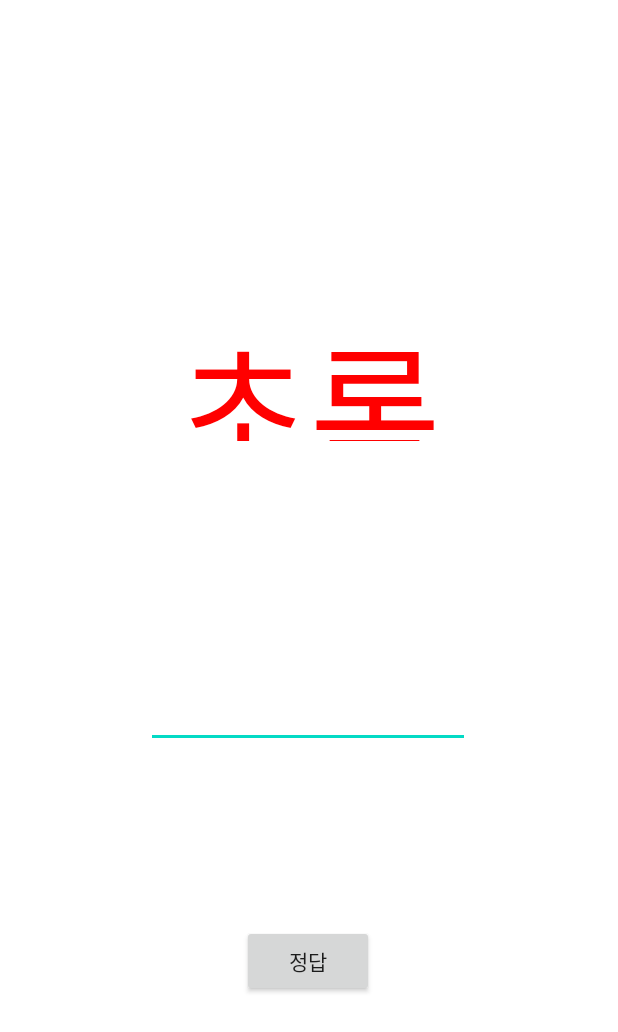
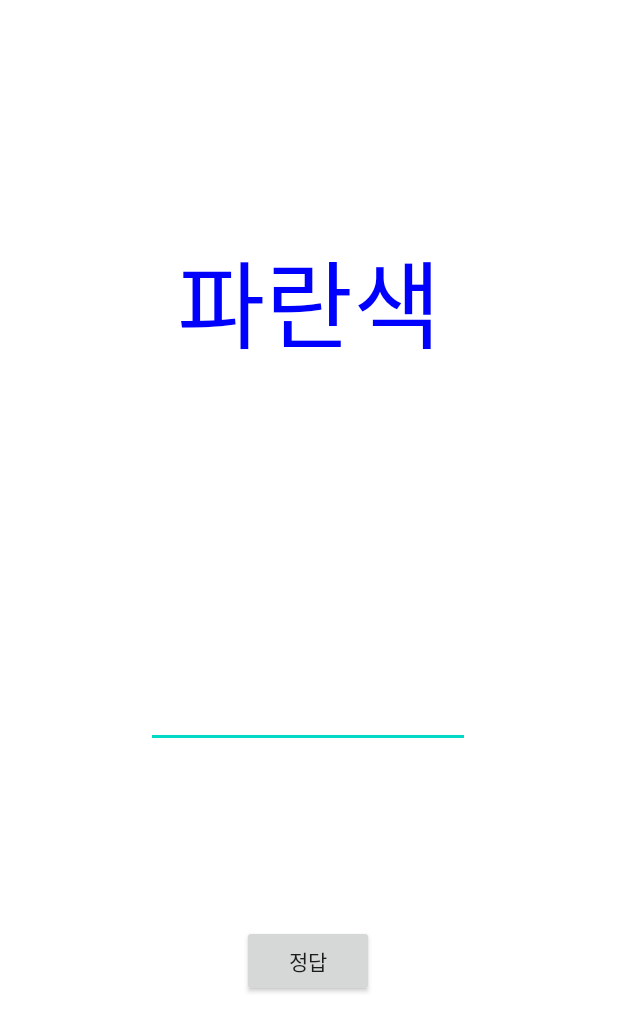
Before and after one commit to chldudtj1111/Brain3, an Android app: the Game screen opened directly, with no data from a screen before it, after a tap on "정답", on a phone screen of 412 x 824 dp. Shown: the top 1032 px of the screen. Run offline under Robolectric (Android 15) with nearby library versions, the phone set to English and light mode, and no system bars.

Commit message:
Game 끝..?

```diff
--- a/app/build.gradle
+++ b/app/build.gradle
@@ -8,7 +8,7 @@ android {
 
     defaultConfig {
         applicationId "com.example.brain3"
-        minSdkVersion 17
+        minSdkVersion 28
         targetSdkVersion 30
         versionCode 1
         versionName "1.0"
--- a/app/src/main/AndroidManifest.xml
+++ b/app/src/main/AndroidManifest.xml
@@ -34,5 +34,5 @@
     <uses-feature android:name="android.hardware.sensor.stepdetector" />
     <uses-permission android:name="android.permission.ACTIVITY_RECOGNITION"/>
     <uses-permission android:name="android.permission.VIBRATE"/>
-
+    <uses-sdk android:minSdkVersion="28"/>
 </manifest>
--- a/app/src/main/java/com/example/brain3/event/Game.java
+++ b/app/src/main/java/com/example/brain3/event/Game.java
@@ -8,6 +8,7 @@ import android.media.RingtoneManager;
 import android.net.Uri;
 import android.os.Build;
 import android.os.Bundle;
+import android.text.TextUtils;
 import android.view.View;
 import android.view.WindowManager;
 import android.widget.EditText;
@@ -18,6 +19,8 @@ import androidx.annotation.RequiresApi;
 import com.example.brain3.R;
 import com.example.brain3.ui.sendSMS;
 
+import java.util.Random;
+
 public class Game extends Activity {
     public String[] text1 = {"빨간색", "주황색", "노란색", "초록색", "파란색", "남색", "보라색"};
     public String[] text2 = {"red", "orange", "yellow", "green", "blue", "navy", "purple"};
@@ -26,26 +29,31 @@ public class Game extends Activity {
     public TextView text;
     public Uri notification;
     public Ringtone ringtone;
+    public Random ran;
+    public int count = 0;
     @RequiresApi(api = Build.VERSION_CODES.P)
     @Override
     protected void onCreate(Bundle savedInstanceState) {
         super.onCreate(savedInstanceState);
         setContentView(R.layout.colorgm);
-
-        rd = (int) (Math.random() * 6);
-        rd2 = (int) (Math.random() * 6);
-        rd3 = (int) (Math.random()*90)+20;
+        ran = new Random();
+        rd = ran.nextInt(6);
+        rd2 = ran.nextInt(6);
+        rd3 = ran.nextInt(70)+30;
         color1 = text2[rd2];
-
-        if (rd == rd2){
-            rd = (int) (Math.random() * 7);
-            rd2 = (int) (Math.random() * 7);
+        text = (TextView) findViewById(R.id.coltext);
+        if(text.getText().equals(null)){
+            text.setText(text1[rd]);
         }
         else {
-            text = (TextView) findViewById(R.id.coltext);
-            text.setText(text1[rd+1]);
-            text.setTextColor(Color.parseColor(color1));
-            text.setTextSize(rd3);
+            if (rd == rd2) {
+                rd = ran.nextInt(6);
+                rd2 = ran.nextInt(6);
+            } else {
+                text.setText(text1[rd]);
+                text.setTextColor(Color.parseColor(color1));
+                text.setTextSize(rd3);
+            }
         }
         getWindow().addFlags(WindowManager.LayoutParams.FLAG_SHOW_WHEN_LOCKED);
         notification = RingtoneManager.getDefaultUri(RingtoneManager.TYPE_ALARM);
@@ -83,13 +91,21 @@ public class Game extends Activity {
 
         Intent intent = getIntent();
         Intent intent2 = new Intent(getApplicationContext(), sendSMS.class);
+
         if (result.equals(color1)) {
+            count ++;
+        }
+        if(count == 3)
             startActivity(intent2);
-            //ActivityCompat.finishAffinity(Game.this);
-            //System.exit(0);
-        } else {
-            finish();
-            startActivity(intent);
-        }
+        editText.setText("");
+        rd = ran.nextInt(6);
+        rd2 = ran.nextInt(6);
+        rd3 = ran.nextInt(70) + 30;
+        color1 = text2[rd2];
+        text.setText(text1[rd]);
+        text.setTextColor(Color.parseColor(color1));
+        text.setTextSize(rd3);
+
+
     }
 }
--- a/app/src/main/java/com/example/brain3/ui/MainActivity.java
+++ b/app/src/main/java/com/example/brain3/ui/MainActivity.java
@@ -91,7 +91,7 @@ public class MainActivity extends AppCompatActivity implements TimePickerDialog.
 
         //rd1 = random.nextInt(3)+1;
 
-        rd1=2;
+        rd1=1;
         if (rd1 == 1) {
             Intent intent = new Intent(this, Game.class);
             PendingIntent pendingIntent = PendingIntent.getActivity(this, 1, intent, 0);
@@ -122,8 +122,7 @@ public class MainActivity extends AppCompatActivity implements TimePickerDialog.
     private void cancelAlarm() {
         AlarmManager alarmManager = (AlarmManager) getSystemService(Context.ALARM_SERVICE);
         //Random random = new Random();
-
-        rd1=3;
+        rd1=1;
         if (rd1 == 1) {
             Intent intent = new Intent(this, Game.class);
             PendingIntent pendingIntent = PendingIntent.getBroadcast(this, 1, intent, 0);
--- a/app/src/main/res/layout/colorgm.xml
+++ b/app/src/main/res/layout/colorgm.xml
@@ -8,18 +8,15 @@
 
     <TextView
         android:id="@+id/coltext"
+        android:layout_width="360dp"
+        android:layout_height="322dp"
+        android:gravity="center|center_horizontal"
+        android:textSize="70sp"
         app:layout_constraintBottom_toBottomOf="parent"
         app:layout_constraintLeft_toLeftOf="parent"
         app:layout_constraintRight_toRightOf="parent"
         app:layout_constraintTop_toTopOf="parent"
-        app:layout_constraintVertical_bias="0.275"
-        android:layout_width="221dp"
-        android:layout_height="93dp"
-        android:gravity="center_horizontal"
-        android:text="text"
-        android:textSize="70sp"
-        tools:layout_editor_absoluteX="95dp"
-        tools:layout_editor_absoluteY="155dp" />
+        app:layout_constraintVertical_bias="0.079" />
 
     <EditText
         android:id="@+id/editTextTextMultiLine"
```
